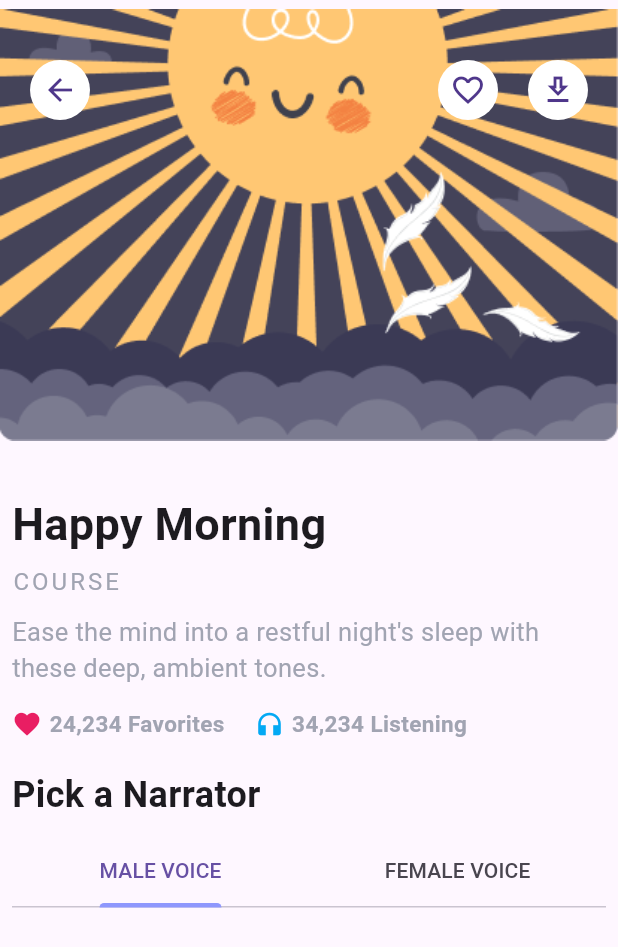
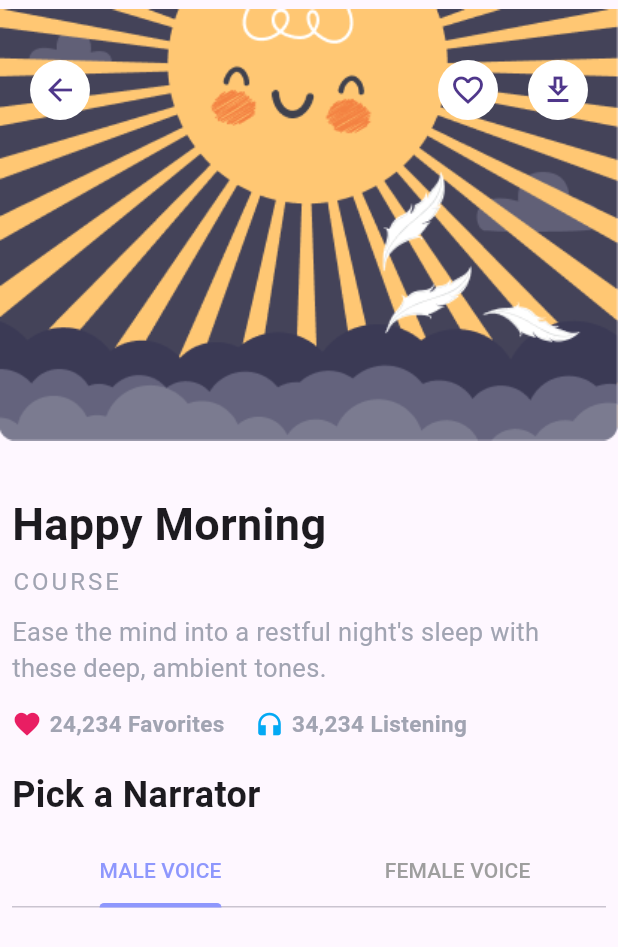
Before and after one commit to AthiraaAthi/meditation_app_Ui, a Flutter app: the CourseScreen screen opened directly, on a phone screen of 412 x 824 dp. Shown: the top 947 px of the screen. Run offline on Flutter 3.47's test engine with Material 3 defaults, Android fonts, the phone set to English and light mode, and no system bars.

Commit message:
Added label color and unselected label color to TabBar in CourseScreen for improved visibility

```diff
--- a/lib/view/home/course_screen.dart
+++ b/lib/view/home/course_screen.dart
@@ -123,6 +123,8 @@ class _CourseScreenState extends State<CourseScreen> {
                         children: [
                           TabBar(
                             indicatorColor: defBlue,
+                            labelColor: defBlue,
+                            unselectedLabelColor: Colors.grey,
                             tabs: [
                               Tab(text: 'MALE VOICE'),
                               Tab(text: 'FEMALE VOICE'),
```
